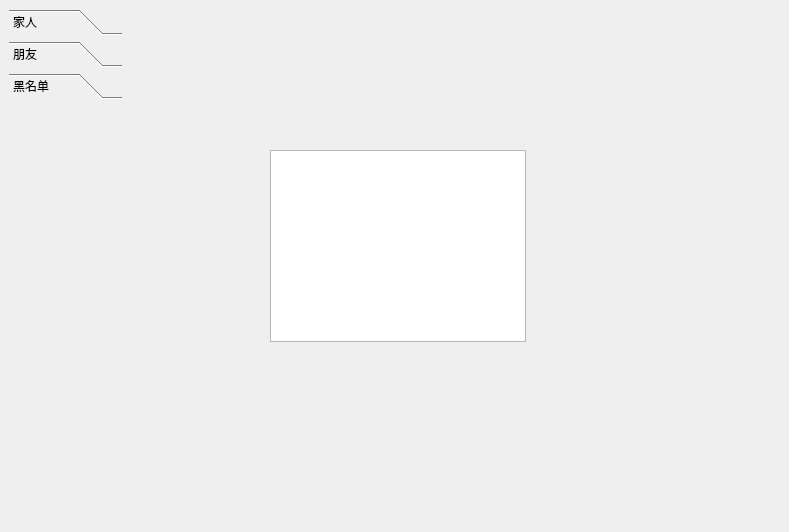
The window that 06_QListWidget/mainwindow.ui (chanliangsheng/qt-project) describes before a commit, drawn with Qt 5.
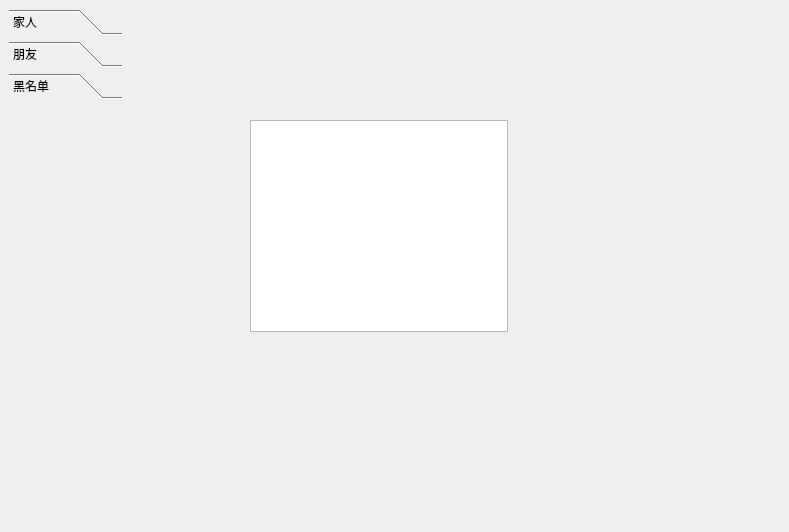
The same window after the commit. The open tabs and pages were chosen to show the change.

Patch:
```diff
--- a/06_QListWidget/mainwindow.ui
+++ b/06_QListWidget/mainwindow.ui
@@ -141,15 +141,20 @@
      </attribute>
     </widget>
    </widget>
-   <widget class="QListWidget" name="listWidget">
+   <widget class="QWidget" name="">
     <property name="geometry">
      <rect>
-      <x>270</x>
-      <y>150</y>
-      <width>256</width>
-      <height>192</height>
+      <x>250</x>
+      <y>120</y>
+      <width>258</width>
+      <height>212</height>
      </rect>
     </property>
+    <layout class="QVBoxLayout" name="verticalLayout_2">
+     <item>
+      <widget class="QListWidget" name="listWidget"/>
+     </item>
+    </layout>
    </widget>
   </widget>
  </widget>
```
Left out of the diff: 8 changed lines with no effect on the pictures.
